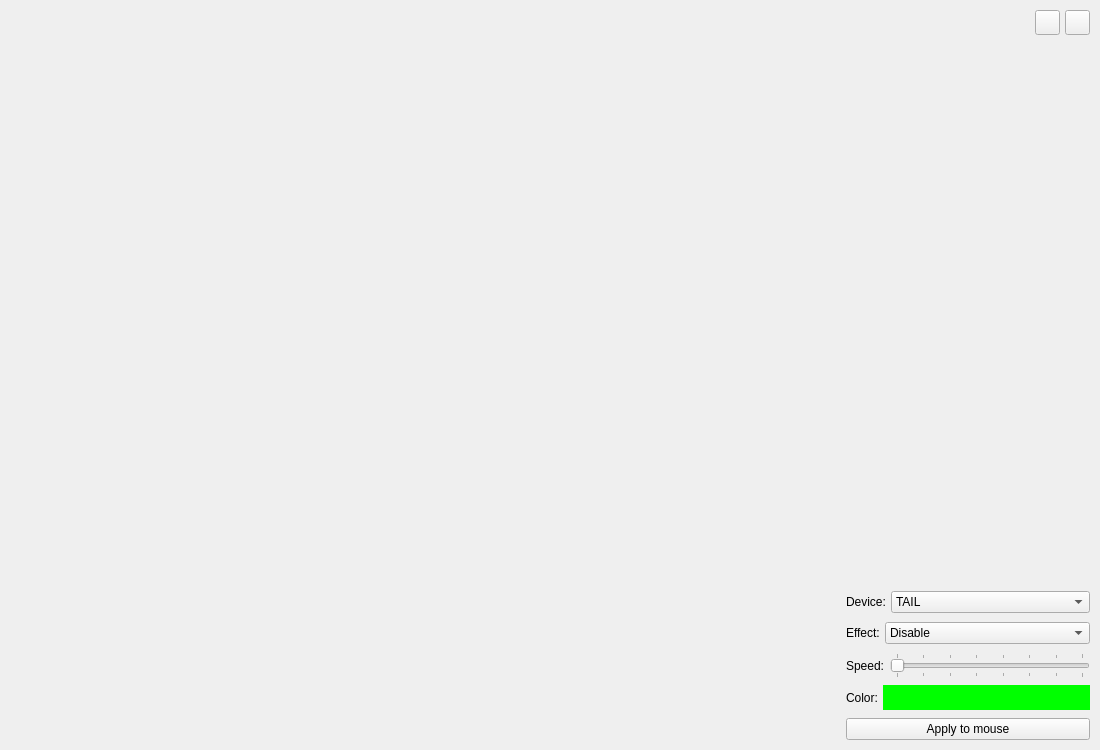
Qt form XIAOMI_MI_GAMING_MOUSE_APP/mainwindow.ui (JUGGERNAUT13/XIAOMI_MI_GAMING_MOUSE_APP) before a commit.
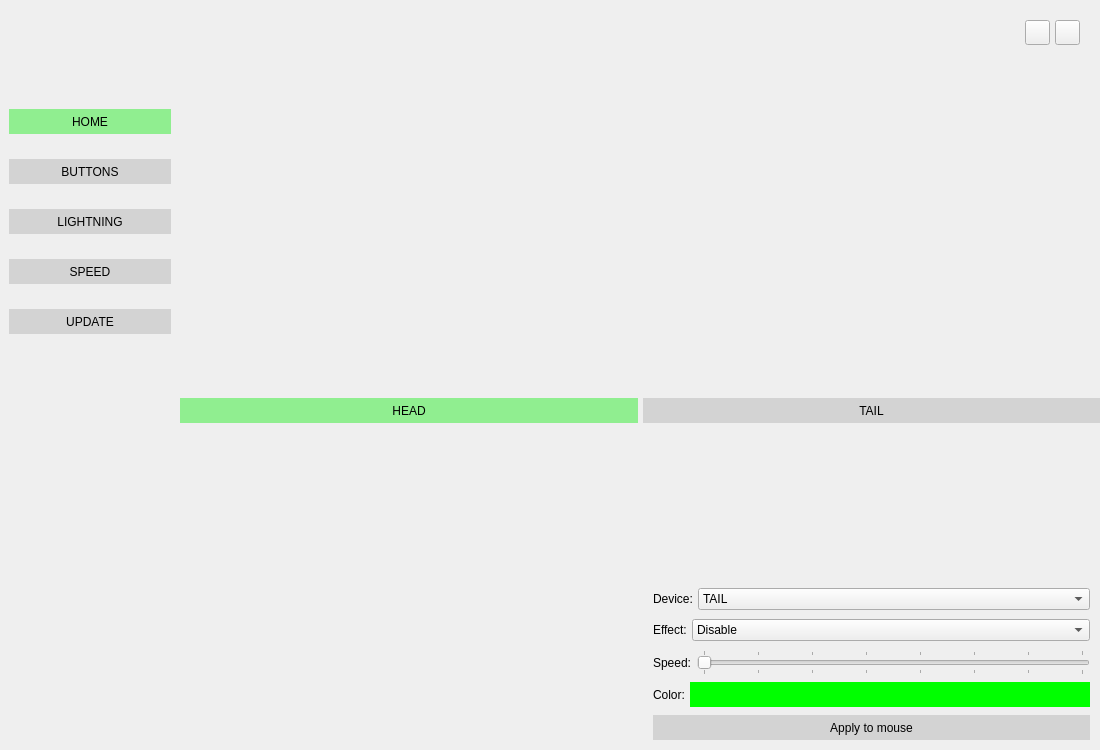
The same form after that commit. The open tabs and pages were chosen to show the change.

The edit to the form file:
```diff
--- a/XIAOMI_MI_GAMING_MOUSE_APP/mainwindow.ui
+++ b/XIAOMI_MI_GAMING_MOUSE_APP/mainwindow.ui
@@ -20,7 +20,7 @@
    <string notr="true">Mi Gaming Mouse App</string>
   </property>
   <widget class="QWidget" name="centralwidget">
-   <layout class="QGridLayout" name="gridLayout" columnstretch="0,1,0">
+   <layout class="QGridLayout" name="gridLayout">
     <property name="leftMargin">
      <number>0</number>
     </property>
@@ -34,24 +34,404 @@
      <number>0</number>
     </property>
     <property name="spacing">
-     <number>5</number>
+     <number>0</number>
     </property>
-    <item row="0" column="2">
+    <item row="0" column="0" rowspan="3">
+     <widget class="QFrame" name="frm_slider">
+      <property name="minimumSize">
+       <size>
+        <width>180</width>
+        <height>0</height>
+       </size>
+      </property>
+      <property name="maximumSize">
+       <size>
+        <width>180</width>
+        <height>16777215</height>
+       </size>
+      </property>
+      <property name="styleSheet">
+       <string notr="true"/>
+      </property>
+      <property name="frameShape">
+       <enum>QFrame::NoFrame</enum>
+      </property>
+      <property name="frameShadow">
+       <enum>QFrame::Plain</enum>
+      </property>
+      <property name="lineWidth">
+       <number>0</number>
+      </property>
+      <layout class="QGridLayout" name="gridLayout_3">
+       <property name="verticalSpacing">
+        <number>25</number>
+       </property>
+       <item row="0" column="0">
+        <spacer name="verticalSpacer_3">
+         <property name="orientation">
+          <enum>Qt::Vertical</enum>
+         </property>
+         <property name="sizeType">
+          <enum>QSizePolicy::Fixed</enum>
+         </property>
+         <property name="sizeHint" stdset="0">
+          <size>
+           <width>20</width>
+           <height>100</height>
+          </size>
+         </property>
+        </spacer>
+       </item>
+       <item row="1" column="0">
+        <widget class="QPushButton" name="pshBttn_1_home">
+         <property name="minimumSize">
+          <size>
+           <width>0</width>
+           <height>25</height>
+          </size>
+         </property>
+         <property name="styleSheet">
+          <string notr="true">QPushButton {
+	border: 0px;
+	background-color: lightGray;
+	color: black;
+	padding: 5px 5px;
+}
+QPushButton:checked {
+	border: 0px;
+	background-color: lightgreen;
+	border-style: outset;
+	color: black;
+	font: bold 10p;
+	padding: 5px 5px;
+}
+QPushButton:pressed {
+	border: 0px;
+	background-color: lightgreen;
+	border-style: outset;
+	color: black;
+	font: bold 10p;
+	padding: 5px 5px;
+}
+QPushButton:disabled {
+	border: 0px;
+	background-color: lightblue;
+	border-style: outset;
+	color: black;
+	font: bold 10p;
+	padding: 5px 5px;
+}
+QPushButton:hover {
+	border: 0px;
+}</string>
+         </property>
+         <property name="text">
+          <string>HOME</string>
+         </property>
+         <property name="checkable">
+          <bool>true</bool>
+         </property>
+         <property name="checked">
+          <bool>true</bool>
+         </property>
+         <property name="autoExclusive">
+          <bool>true</bool>
+         </property>
+         <property name="autoDefault">
+          <bool>false</bool>
+         </property>
+         <property name="default">
+          <bool>false</bool>
+         </property>
+         <property name="flat">
+          <bool>false</bool>
+         </property>
+        </widget>
+       </item>
+       <item row="2" column="0">
+        <widget class="QPushButton" name="pshBttn_2_buttons">
+         <property name="minimumSize">
+          <size>
+           <width>0</width>
+           <height>25</height>
+          </size>
+         </property>
+         <property name="styleSheet">
+          <string notr="true">QPushButton {
+	border: 0px;
+	background-color: lightGray;
+	color: black;
+	padding: 5px 5px;
+}
+QPushButton:checked {
+	border: 0px;
+	background-color: lightgreen;
+	border-style: outset;
+	color: black;
+	font: bold 10p;
+	padding: 5px 5px;
+}
+QPushButton:pressed {
+	border: 0px;
+	background-color: lightgreen;
+	border-style: outset;
+	color: black;
+	font: bold 10p;
+	padding: 5px 5px;
+}
+QPushButton:disabled {
+	border: 0px;
+	background-color: lightblue;
+	border-style: outset;
+	color: black;
+	font: bold 10p;
+	padding: 5px 5px;
+}
+QPushButton:hover {
+	border: 0px;
+}</string>
+         </property>
+         <property name="text">
+          <string>BUTTONS</string>
+         </property>
+         <property name="checkable">
+          <bool>true</bool>
+         </property>
+         <property name="autoExclusive">
+          <bool>true</bool>
+         </property>
+         <property name="autoDefault">
+          <bool>false</bool>
+         </property>
+         <property name="default">
+          <bool>false</bool>
+         </property>
+         <property name="flat">
+          <bool>false</bool>
+         </property>
+        </widget>
+       </item>
+       <item row="3" column="0">
+        <widget class="QPushButton" name="pshBttn_3_lightning">
+         <property name="minimumSize">
+          <size>
+           <width>0</width>
+           <height>25</height>
+          </size>
+         </property>
+         <property name="styleSheet">
+          <string notr="true">QPushButton {
+	border: 0px;
+	background-color: lightGray;
+	color: black;
+	padding: 5px 5px;
+}
+QPushButton:checked {
+	border: 0px;
+	background-color: lightgreen;
+	border-style: outset;
+	color: black;
+	font: bold 10p;
+	padding: 5px 5px;
+}
+QPushButton:pressed {
+	border: 0px;
+	background-color: lightgreen;
+	border-style: outset;
+	color: black;
+	font: bold 10p;
+	padding: 5px 5px;
+}
+QPushButton:disabled {
+	border: 0px;
+	background-color: lightblue;
+	border-style: outset;
+	color: black;
+	font: bold 10p;
+	padding: 5px 5px;
+}
+QPushButton:hover {
+	border: 0px;
+}</string>
+         </property>
+         <property name="text">
+          <string>LIGHTNING</string>
+         </property>
+         <property name="checkable">
+          <bool>true</bool>
+         </property>
+         <property name="autoExclusive">
+          <bool>true</bool>
+         </property>
+         <property name="autoDefault">
+          <bool>false</bool>
+         </property>
+         <property name="default">
+          <bool>false</bool>
+         </property>
+         <property name="flat">
+          <bool>false</bool>
+         </property>
+        </widget>
+       </item>
+       <item row="4" column="0">
+        <widget class="QPushButton" name="pshBttn_4_speed">
+         <property name="minimumSize">
+          <size>
+           <width>0</width>
+           <height>25</height>
+          </size>
+         </property>
+         <property name="styleSheet">
+          <string notr="true">QPushButton {
+	border: 0px;
+	background-color: lightGray;
+	color: black;
+	padding: 5px 5px;
+}
+QPushButton:checked {
+	border: 0px;
+	background-color: lightgreen;
+	border-style: outset;
+	color: black;
+	font: bold 10p;
+	padding: 5px 5px;
+}
+QPushButton:pressed {
+	border: 0px;
+	background-color: lightgreen;
+	border-style: outset;
+	color: black;
+	font: bold 10p;
+	padding: 5px 5px;
+}
+QPushButton:disabled {
+	border: 0px;
+	background-color: lightblue;
+	border-style: outset;
+	color: black;
+	font: bold 10p;
+	padding: 5px 5px;
+}
+QPushButton:hover {
+	border: 0px;
+}</string>
+         </property>
+         <property name="text">
+          <string>SPEED</string>
+         </property>
+         <property name="checkable">
+          <bool>true</bool>
+         </property>
+         <property name="autoExclusive">
+          <bool>true</bool>
+         </property>
+         <property name="autoDefault">
+          <bool>false</bool>
+         </property>
+         <property name="default">
+          <bool>false</bool>
+         </property>
+         <property name="flat">
+          <bool>false</bool>
+         </property>
+        </widget>
+       </item>
+       <item row="5" column="0">
+        <widget class="QPushButton" name="pshBttn_5_update">
+         <property name="minimumSize">
+          <size>
+           <width>0</width>
+           <height>25</height>
+          </size>
+         </property>
+         <property name="styleSheet">
+          <string notr="true">QPushButton {
+	border: 0px;
+	background-color: lightGray;
+	color: black;
+	padding: 5px 5px;
+}
+QPushButton:checked {
+	border: 0px;
+	background-color: lightgreen;
+	border-style: outset;
+	color: black;
+	font: bold 10p;
+	padding: 5px 5px;
+}
+QPushButton:pressed {
+	border: 0px;
+	background-color: lightgreen;
+	border-style: outset;
+	color: black;
+	font: bold 10p;
+	padding: 5px 5px;
+}
+QPushButton:disabled {
+	border: 0px;
+	background-color: lightblue;
+	border-style: outset;
+	color: black;
+	font: bold 10p;
+	padding: 5px 5px;
+}
+QPushButton:hover {
+	border: 0px;
+}</string>
+         </property>
+         <property name="text">
+          <string>UPDATE</string>
+         </property>
+         <property name="checkable">
+          <bool>true</bool>
+         </property>
+         <property name="autoExclusive">
+          <bool>true</bool>
+         </property>
+         <property name="autoDefault">
+          <bool>false</bool>
+         </property>
+         <property name="default">
+          <bool>false</bool>
+         </property>
+         <property name="flat">
+          <bool>false</bool>
+         </property>
+        </widget>
+       </item>
+       <item row="6" column="0">
+        <spacer name="verticalSpacer_2">
+         <property name="orientation">
+          <enum>Qt::Vertical</enum>
+         </property>
+         <property name="sizeHint" stdset="0">
+          <size>
+           <width>20</width>
+           <height>40</height>
+          </size>
+         </property>
+        </spacer>
+       </item>
+      </layout>
+     </widget>
+    </item>
+    <item row="0" column="1">
      <layout class="QHBoxLayout" name="horizontalLayout_5">
       <property name="spacing">
        <number>5</number>
       </property>
       <property name="leftMargin">
-       <number>10</number>
+       <number>0</number>
       </property>
       <property name="topMargin">
-       <number>10</number>
+       <number>20</number>
       </property>
       <property name="rightMargin">
-       <number>10</number>
+       <number>20</number>
       </property>
       <property name="bottomMargin">
-       <number>10</number>
+       <number>0</number>
       </property>
       <item>
        <spacer name="horizontalSpacer_2">
@@ -106,20 +486,200 @@
       </item>
      </layout>
     </item>
-    <item row="1" column="2">
-     <spacer name="verticalSpacer">
-      <property name="orientation">
-       <enum>Qt::Vertical</enum>
+    <item row="1" column="1">
+     <widget class="QLabel" name="lbl_mouse_img_anim">
+      <property name="sizePolicy">
+       <sizepolicy hsizetype="Preferred" vsizetype="Expanding">
+        <horstretch>0</horstretch>
+        <verstretch>0</verstretch>
+       </sizepolicy>
       </property>
-      <property name="sizeHint" stdset="0">
+      <property name="text">
+       <string notr="true"/>
+      </property>
+      <property name="alignment">
+       <set>Qt::AlignCenter</set>
+      </property>
+     </widget>
+    </item>
+    <item row="2" column="1">
+     <widget class="QStackedWidget" name="stckdWdgt_main_pages">
+      <property name="currentIndex">
+       <number>0</number>
+      </property>
+      <widget class="QWidget" name="page_1_home">
+       <layout class="QGridLayout" name="gridLayout_5">
+        <item row="0" column="0">
+         <widget class="QLabel" name="lbl_home_txt">
+          <property name="font">
+           <font>
+            <pointsize>40</pointsize>
+           </font>
+          </property>
+          <property name="text">
+           <string>HOME</string>
+          </property>
+          <property name="alignment">
+           <set>Qt::AlignCenter</set>
+          </property>
+         </widget>
+        </item>
+       </layout>
+      </widget>
+      <widget class="QWidget" name="page_2_buttons">
+       <layout class="QGridLayout" name="gridLayout_6">
+        <property name="horizontalSpacing">
+         <number>5</number>
+        </property>
+        <item row="0" column="0">
+         <widget class="QPushButton" name="pshBttn_bttns_top">
+          <property name="minimumSize">
        <size>
-        <width>40</width>
-        <height>0</height>
-       </size>
-      </property>
-     </spacer>
-    </item>
-    <item row="2" column="2">
+            <width>0</width>
+            <height>25</height>
+           </size>
+          </property>
+          <property name="styleSheet">
+           <string notr="true">QPushButton {
+	border: 0px;
+	background-color: lightGray;
+	color: black;
+	padding: 5px 5px;
+}
+QPushButton:checked {
+	border: 0px;
+	background-color: lightgreen;
+	border-style: outset;
+	color: black;
+	font: bold 10p;
+	padding: 5px 5px;
+}
+QPushButton:pressed {
+	border: 0px;
+	background-color: lightgreen;
+	border-style: outset;
+	color: black;
+	font: bold 10p;
+	padding: 5px 5px;
+}
+QPushButton:disabled {
+	border: 0px;
+	background-color: lightblue;
+	border-style: outset;
+	color: black;
+	font: bold 10p;
+	padding: 5px 5px;
+}
+QPushButton:hover {
+	border: 0px;
+}</string>
+          </property>
+          <property name="text">
+           <string>TOP</string>
+          </property>
+          <property name="checkable">
+           <bool>true</bool>
+          </property>
+          <property name="checked">
+           <bool>true</bool>
+          </property>
+          <property name="autoExclusive">
+           <bool>true</bool>
+          </property>
+         </widget>
+        </item>
+        <item row="0" column="1">
+         <widget class="QPushButton" name="pshBttn_bttns_side">
+          <property name="minimumSize">
+           <size>
+            <width>0</width>
+            <height>25</height>
+           </size>
+          </property>
+          <property name="styleSheet">
+           <string notr="true">QPushButton {
+	border: 0px;
+	background-color: lightGray;
+	color: black;
+	padding: 5px 5px;
+}
+QPushButton:checked {
+	border: 0px;
+	background-color: lightgreen;
+	border-style: outset;
+	color: black;
+	font: bold 10p;
+	padding: 5px 5px;
+}
+QPushButton:pressed {
+	border: 0px;
+	background-color: lightgreen;
+	border-style: outset;
+	color: black;
+	font: bold 10p;
+	padding: 5px 5px;
+}
+QPushButton:disabled {
+	border: 0px;
+	background-color: lightblue;
+	border-style: outset;
+	color: black;
+	font: bold 10p;
+	padding: 5px 5px;
+}
+QPushButton:hover {
+	border: 0px;
+}</string>
+          </property>
+          <property name="text">
+           <string>SIDE</string>
+          </property>
+          <property name="checkable">
+           <bool>true</bool>
+          </property>
+          <property name="autoExclusive">
+           <bool>true</bool>
+          </property>
+         </widget>
+        </item>
+        <item row="1" column="0" colspan="2">
+         <widget class="QLabel" name="lbl_buttons_txt">
+          <property name="font">
+           <font>
+            <pointsize>40</pointsize>
+           </font>
+          </property>
+          <property name="text">
+           <string>BUTTONS</string>
+          </property>
+          <property name="alignment">
+           <set>Qt::AlignCenter</set>
+          </property>
+         </widget>
+        </item>
+       </layout>
+      </widget>
+      <widget class="QWidget" name="page_3_lightning">
+       <layout class="QGridLayout" name="gridLayout_2">
+        <property name="leftMargin">
+         <number>0</number>
+        </property>
+        <property name="topMargin">
+         <number>0</number>
+        </property>
+        <property name="rightMargin">
+         <number>0</number>
+        </property>
+        <property name="bottomMargin">
+         <number>0</number>
+        </property>
+        <property name="horizontalSpacing">
+         <number>5</number>
+        </property>
+        <property name="verticalSpacing">
+         <number>0</number>
+        </property>
+        <item row="2" column="1">
      <layout class="QVBoxLayout" name="verticalLayout">
       <property name="spacing">
        <number>5</number>
@@ -424,6 +984,47 @@
       </item>
       <item>
        <widget class="QPushButton" name="pshBttn_apply_to_mouse">
+            <property name="minimumSize">
+             <size>
+              <width>0</width>
+              <height>25</height>
+             </size>
+            </property>
+            <property name="styleSheet">
+             <string notr="true">QPushButton {
+	border: 0px;
+	background-color: lightGray;
+	color: black;
+	padding: 5px 5px;
+}
+QPushButton:checked {
+	border: 0px;
+	background-color: lightgreen;
+	border-style: outset;
+	color: black;
+	font: bold 10p;
+	padding: 5px 5px;
+}
+QPushButton:pressed {
+	border: 0px;
+	background-color: lightgreen;
+	border-style: outset;
+	color: black;
+	font: bold 10p;
+	padding: 5px 5px;
+}
+QPushButton:disabled {
+	border: 0px;
+	background-color: lightblue;
+	border-style: outset;
+	color: black;
+	font: bold 10p;
+	padding: 5px 5px;
+}
+QPushButton:hover {
+	border: 0px;
+}</string>
+            </property>
         <property name="text">
          <string>Apply to mouse</string>
         </property>
@@ -431,43 +1032,20 @@
       </item>
      </layout>
     </item>
-    <item row="0" column="0" rowspan="3">
-     <widget class="QLabel" name="label">
-      <property name="minimumSize">
+        <item row="1" column="0" colspan="2">
+         <spacer name="verticalSpacer">
+          <property name="orientation">
+           <enum>Qt::Vertical</enum>
+          </property>
+          <property name="sizeHint" stdset="0">
        <size>
-        <width>180</width>
+            <width>40</width>
         <height>0</height>
        </size>
       </property>
-      <property name="maximumSize">
-       <size>
-        <width>180</width>
-        <height>16777215</height>
-       </size>
-      </property>
-      <property name="font">
-       <font>
-        <kerning>false</kerning>
-       </font>
-      </property>
-      <property name="toolTip">
-       <string notr="true"/>
-      </property>
-      <property name="lineWidth">
-       <number>0</number>
-      </property>
-      <property name="text">
-       <string notr="true"/>
-      </property>
-      <property name="textFormat">
-       <enum>Qt::PlainText</enum>
-      </property>
-      <property name="alignment">
-       <set>Qt::AlignCenter</set>
-      </property>
-     </widget>
-    </item>
-    <item row="0" column="1" rowspan="3">
+         </spacer>
+        </item>
+        <item row="2" column="0">
      <spacer name="horizontalSpacer">
       <property name="orientation">
        <enum>Qt::Horizontal</enum>
@@ -482,6 +1060,159 @@
        </size>
       </property>
      </spacer>
+        </item>
+        <item row="0" column="0">
+         <widget class="QPushButton" name="pshBttn_lghtnng_head">
+          <property name="minimumSize">
+           <size>
+            <width>0</width>
+            <height>25</height>
+           </size>
+          </property>
+          <property name="styleSheet">
+           <string notr="true">QPushButton {
+	border: 0px;
+	background-color: lightGray;
+	color: black;
+	padding: 5px 5px;
+}
+QPushButton:checked {
+	border: 0px;
+	background-color: lightgreen;
+	border-style: outset;
+	color: black;
+	font: bold 10p;
+	padding: 5px 5px;
+}
+QPushButton:pressed {
+	border: 0px;
+	background-color: lightgreen;
+	border-style: outset;
+	color: black;
+	font: bold 10p;
+	padding: 5px 5px;
+}
+QPushButton:disabled {
+	border: 0px;
+	background-color: lightblue;
+	border-style: outset;
+	color: black;
+	font: bold 10p;
+	padding: 5px 5px;
+}
+QPushButton:hover {
+	border: 0px;
+}</string>
+          </property>
+          <property name="text">
+           <string>HEAD</string>
+          </property>
+          <property name="checkable">
+           <bool>true</bool>
+          </property>
+          <property name="checked">
+           <bool>true</bool>
+          </property>
+          <property name="autoExclusive">
+           <bool>true</bool>
+          </property>
+         </widget>
+        </item>
+        <item row="0" column="1">
+         <widget class="QPushButton" name="pshBttn_lghtnng_tail">
+          <property name="minimumSize">
+           <size>
+            <width>0</width>
+            <height>25</height>
+           </size>
+          </property>
+          <property name="styleSheet">
+           <string notr="true">QPushButton {
+	border: 0px;
+	background-color: lightGray;
+	color: black;
+	padding: 5px 5px;
+}
+QPushButton:checked {
+	border: 0px;
+	background-color: lightgreen;
+	border-style: outset;
+	color: black;
+	font: bold 10p;
+	padding: 5px 5px;
+}
+QPushButton:pressed {
+	border: 0px;
+	background-color: lightgreen;
+	border-style: outset;
+	color: black;
+	font: bold 10p;
+	padding: 5px 5px;
+}
+QPushButton:disabled {
+	border: 0px;
+	background-color: lightblue;
+	border-style: outset;
+	color: black;
+	font: bold 10p;
+	padding: 5px 5px;
+}
+QPushButton:hover {
+	border: 0px;
+}</string>
+          </property>
+          <property name="text">
+           <string>TAIL</string>
+          </property>
+          <property name="checkable">
+           <bool>true</bool>
+          </property>
+          <property name="autoExclusive">
+           <bool>true</bool>
+          </property>
+         </widget>
+        </item>
+       </layout>
+      </widget>
+      <widget class="QWidget" name="page_4_speed">
+       <layout class="QGridLayout" name="gridLayout_7">
+        <item row="0" column="0">
+         <widget class="QLabel" name="lbl_speed_txt">
+          <property name="font">
+           <font>
+            <pointsize>40</pointsize>
+           </font>
+          </property>
+          <property name="text">
+           <string>SPEED</string>
+          </property>
+          <property name="alignment">
+           <set>Qt::AlignCenter</set>
+          </property>
+         </widget>
+        </item>
+       </layout>
+      </widget>
+      <widget class="QWidget" name="page_5_update">
+       <layout class="QGridLayout" name="gridLayout_8">
+        <item row="0" column="0">
+         <widget class="QLabel" name="lbl_update_txt">
+          <property name="font">
+           <font>
+            <pointsize>40</pointsize>
+           </font>
+          </property>
+          <property name="text">
+           <string>UPDATE</string>
+          </property>
+          <property name="alignment">
+           <set>Qt::AlignCenter</set>
+          </property>
+         </widget>
+        </item>
+       </layout>
+      </widget>
+     </widget>
     </item>
    </layout>
   </widget>
```
Lines whose indentation alone changed are shown as unchanged.
